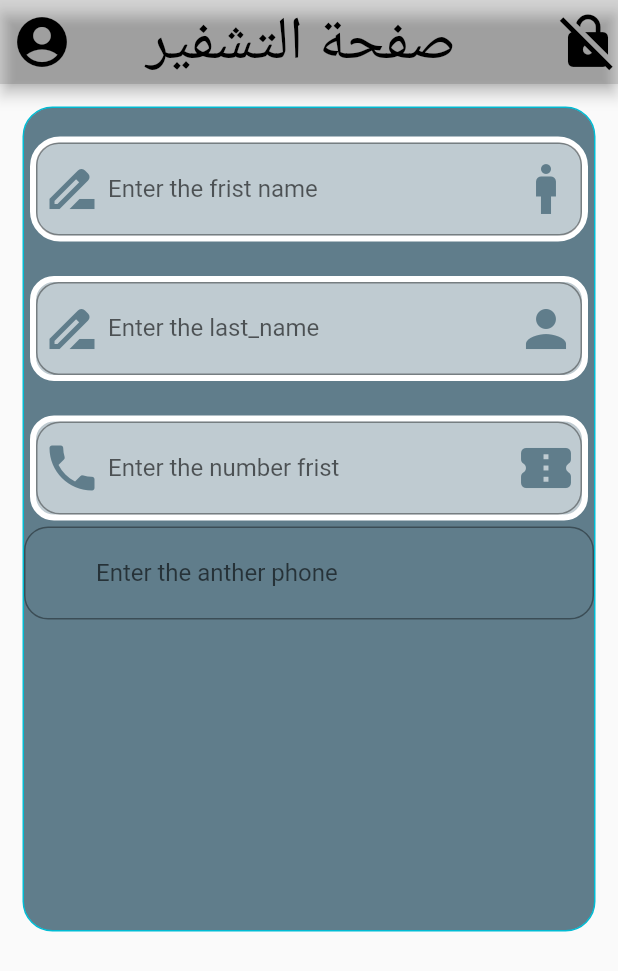
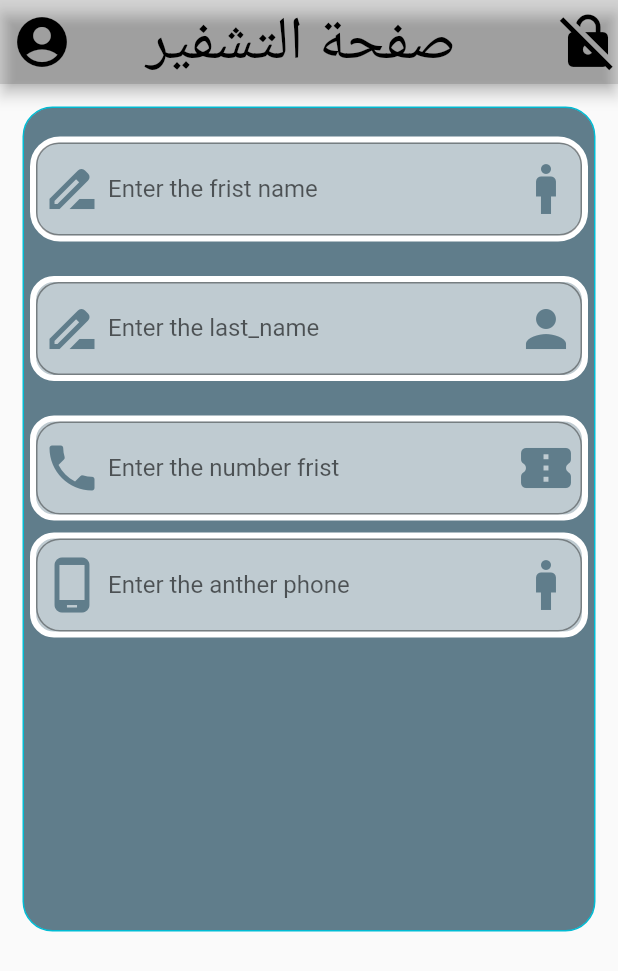
Before and after one commit to salahalddinn/project_flutter, a Flutter app: the screen it shows after launch, on a phone screen of 412 x 824 dp. Shown: the top 971 px of the screen. Run offline on Flutter 3.47's test engine with Material 2 defaults, Android fonts, the phone set to English and light mode, and no system bars.

Commit message:
create Textformfield 4 container  change  border and margin branch salah

```diff
--- a/lib/main.dart
+++ b/lib/main.dart
@@ -114,7 +114,14 @@ class screan1 extends StatelessWidget {
                     ),
                   ),
                Container(
+                 margin: EdgeInsets.all(4),
+                 width: double.infinity,
 
+decoration: BoxDecoration(
+  color: Colors.white60,
+  borderRadius: BorderRadius.circular(16),
+    border: Border.all(color: Colors.white,width: 4),
+),
                  child: TextFormField(
                    decoration: InputDecoration(
                      prefixIcon: Icon(Icons.phone_android_outlined,size: 40,color: Colors.blueGrey,),
```
